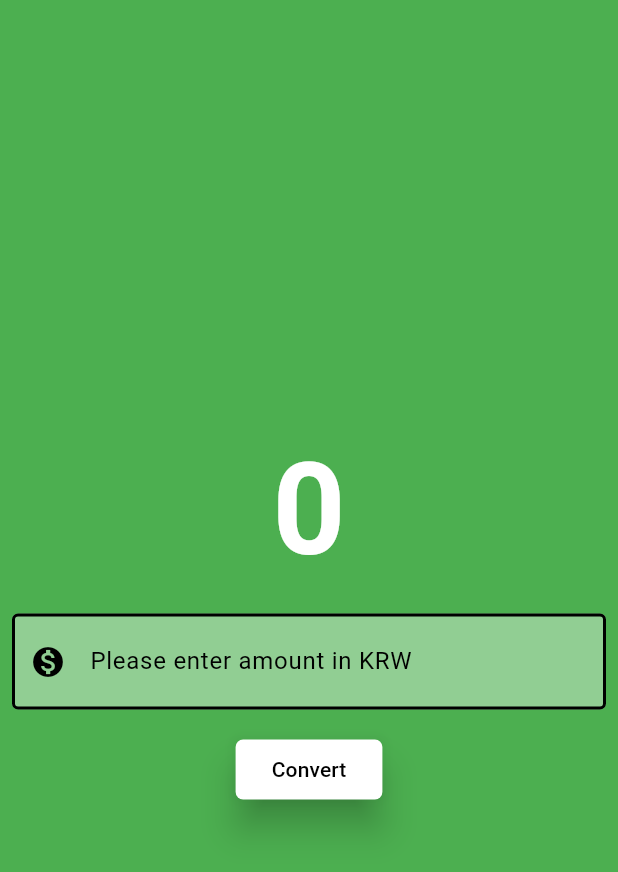
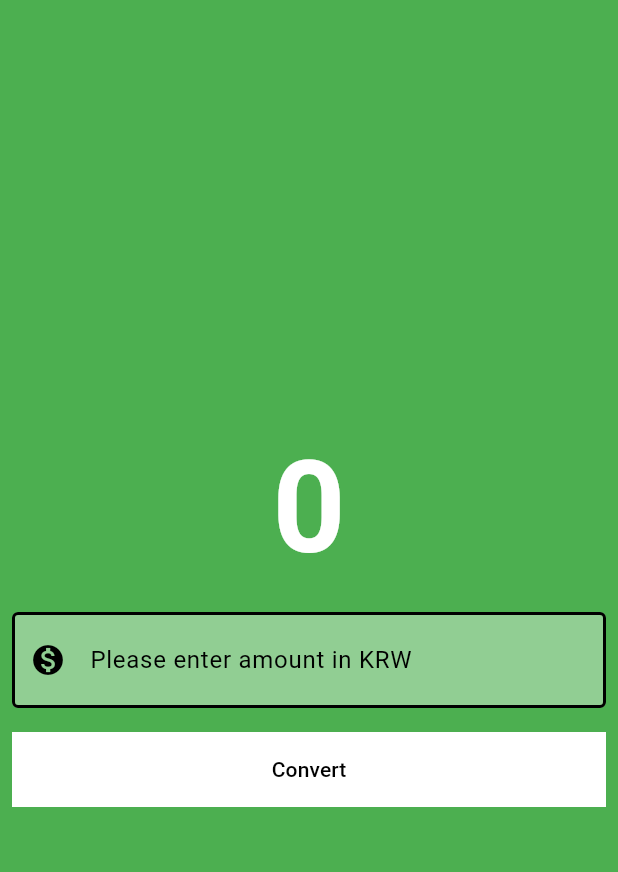
Before and after one commit to THSPSS/currency_converter_app, a Flutter app: the screen it shows after launch, on a phone screen of 412 x 824 dp. Shown: the top 872 px of the screen. Run offline on Flutter 3.47's test engine with Material 3 defaults, Android fonts, the phone set to English and light mode, and no system bars.

Commit message:
update shape with materialStatePropertyAll

```diff
--- a/lib/currency_converter_material_page.dart
+++ b/lib/currency_converter_material_page.dart
@@ -79,7 +79,7 @@ class _CurrencyConverterMaterialPageState extends State<CurrencyConverterMateria
                //textButton : appears like a text
                Padding(
                  padding: const EdgeInsets.all(8.0),
-                 child: ElevatedButton(
+                 child: TextButton(
                   onPressed: () {
                     // get the value of inputAmontController.text and multiply it with usd 0.00072
                     var resultOfConv = (int.parse(inputAmountController.text)*0.00072).toStringAsFixed(2);
@@ -89,19 +89,19 @@ class _CurrencyConverterMaterialPageState extends State<CurrencyConverterMateria
                       convertedToAmount = resultOfConv;
                     });
                   },
-                  style : ButtonStyle(
-                    elevation: const MaterialStatePropertyAll(10.0),
-                    backgroundColor: const MaterialStatePropertyAll(Colors.white),
-                    foregroundColor: const MaterialStatePropertyAll(Colors.black),
+                  style : const ButtonStyle(
+                    elevation: MaterialStatePropertyAll(10.0),
+                    backgroundColor: MaterialStatePropertyAll(Colors.white),
+                    foregroundColor: MaterialStatePropertyAll(Colors.black),
                     //double.infinity has media width
-                    //minimumSize: const MaterialStatePropertyAll(Size(double.infinity, 50)),
-                     maximumSize: MaterialStatePropertyAll(Size(double.infinity, 50)),
-                    //shape: OvalBorder
-                    shape: MaterialStateProperty.all<RoundedRectangleBorder>(
-                      RoundedRectangleBorder(
-                        borderRadius: BorderRadius.circular(5.0),
-                      )
-                    )
+                    minimumSize: MaterialStatePropertyAll(Size(double.infinity, 50)),
+                    //shape: OvalBorder , rectableBorder , continouseBorder
+                    shape: MaterialStatePropertyAll(RoundedRectangleBorder()),
+                    // MaterialStateProperty.all<RoundedRectangleBorder>(
+                    //   RoundedRectangleBorder(
+                    //     borderRadius: BorderRadius.circular(5.0),
+                    //   )
+                    // )
                   ),
                   child: const Text('Convert')),
                )
```
